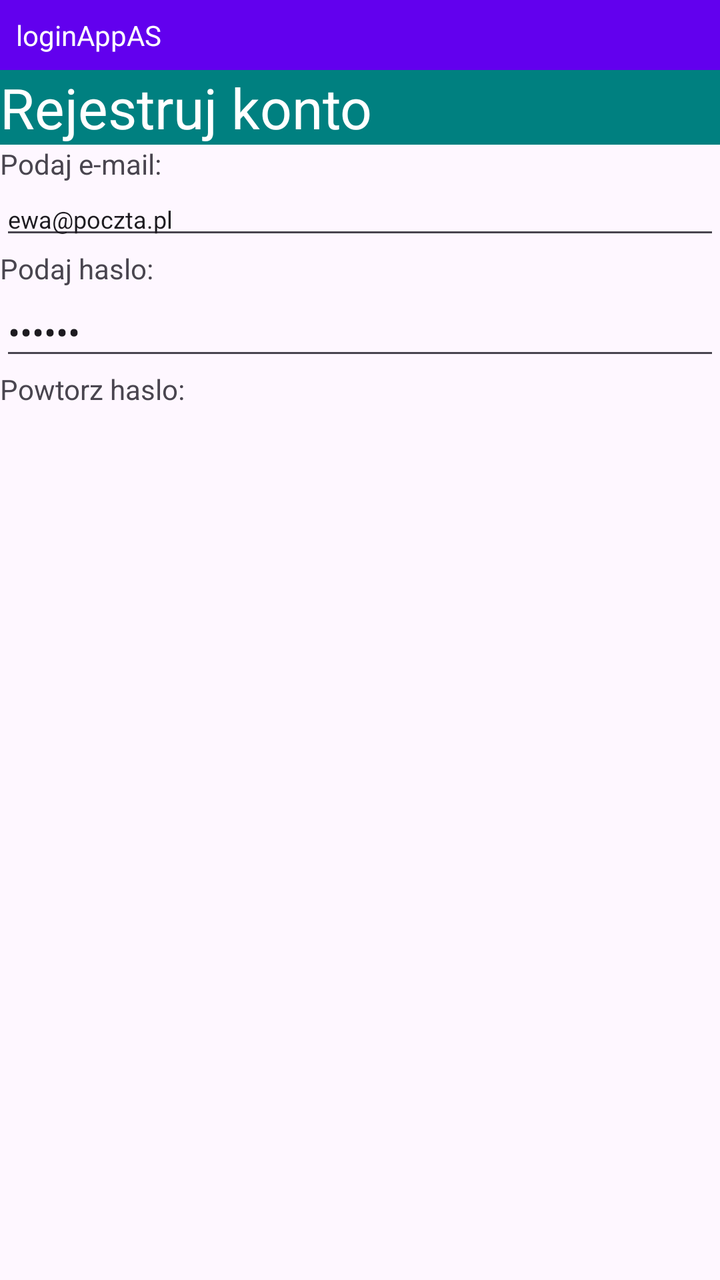
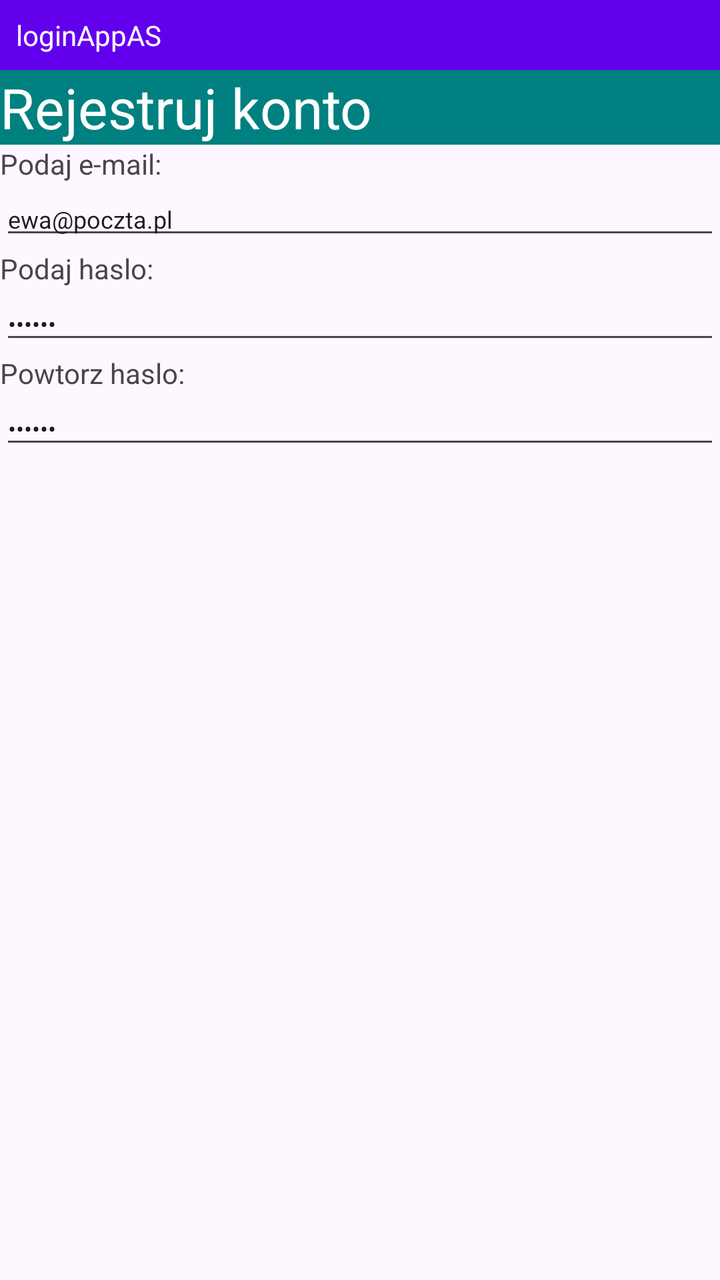

An Android layout rendered at two revisions. The XML below is the earlier revision; the diff shows what the commit changed to produce the second picture.
<!-- AndroidManifest.xml: application theme Theme.LoginAppAS -->
<!-- res/layout/activity_main.xml -->
<?xml version="1.0" encoding="utf-8"?>
<LinearLayout xmlns:android="http://schemas.android.com/apk/res/android"
    xmlns:tools="http://schemas.android.com/tools"
    android:id="@+id/main"
    android:layout_width="match_parent"
    android:layout_height="match_parent"
    android:orientation="vertical"
    tools:context=".MainActivity">


    <TextView
        android:id="@+id/textView"
        android:layout_width="match_parent"
        android:layout_height="wrap_content"
        android:padding="8dp"
        android:background="#6200EE"
        android:textColor="@color/white"
        android:text="loginAppAS" />

    <TextView
        android:id="@+id/textView3"
        android:layout_width="match_parent"
        android:layout_height="wrap_content"
        android:textSize="28dp"
        android:background="#008080"
        android:textColor="@color/white"
        android:text="Rejestruj konto" />

    <TextView
        android:id="@+id/textView4"
        android:layout_width="match_parent"
        android:layout_height="wrap_content"
        android:text="Podaj e-mail:" />

    <EditText
        android:id="@+id/editTextText"
        android:layout_width="match_parent"
        android:layout_height="wrap_content"
        android:textSize="12dp"
        android:inputType="text"
        android:text="ewa@poczta.pl" />

    <TextView
        android:id="@+id/textView5"
        android:layout_width="match_parent"
        android:layout_height="wrap_content"
        android:text="Podaj haslo:" />

    <EditText
        android:id="@+id/editTextText2"
        android:layout_width="match_parent"
        android:layout_height="wrap_content"
        android:ems="10"
        android:inputType="textPassword"
        android:text="123456" />

    <TextView
        android:id="@+id/textView6"
        android:layout_width="match_parent"
        android:layout_height="wrap_content"
        android:text="Powtorz haslo:" />
</LinearLayout>
<!-- resources referenced by this layout -->
<resources>
  <color name="white">#FFFFFFFF</color>
  <style name="Theme.LoginAppAS" parent="Base.Theme.LoginAppAS" />
  <style name="Base.Theme.LoginAppAS" parent="Theme.Material3.DayNight.NoActionBar">
          
          
      </style>
</resources>

<!-- the commit's change to res/layout/activity_main.xml (unified diff, before → after) -->
@@ -50,6 +50,7 @@
         android:id="@+id/editTextText2"
         android:layout_width="match_parent"
         android:layout_height="wrap_content"
+        android:textSize="12dp"
         android:ems="10"
         android:inputType="textPassword"
         android:text="123456" />
@@ -59,4 +60,13 @@
         android:layout_width="match_parent"
         android:layout_height="wrap_content"
         android:text="Powtorz haslo:" />
+
+    <EditText
+        android:id="@+id/editTextText3"
+        android:layout_width="match_parent"
+        android:layout_height="wrap_content"
+        android:textSize="12dp"
+        android:ems="10"
+        android:inputType="textPassword"
+        android:text="123456" />
 </LinearLayout>
